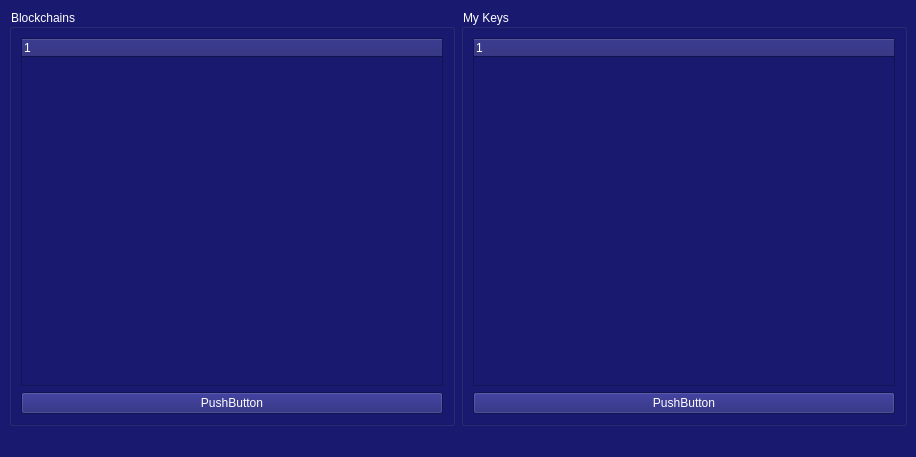
Above: qt-chain-admin/ChainAdmin/mainwindow.ui from nibblebits/MagicNet before the change. Below: the same form after it.
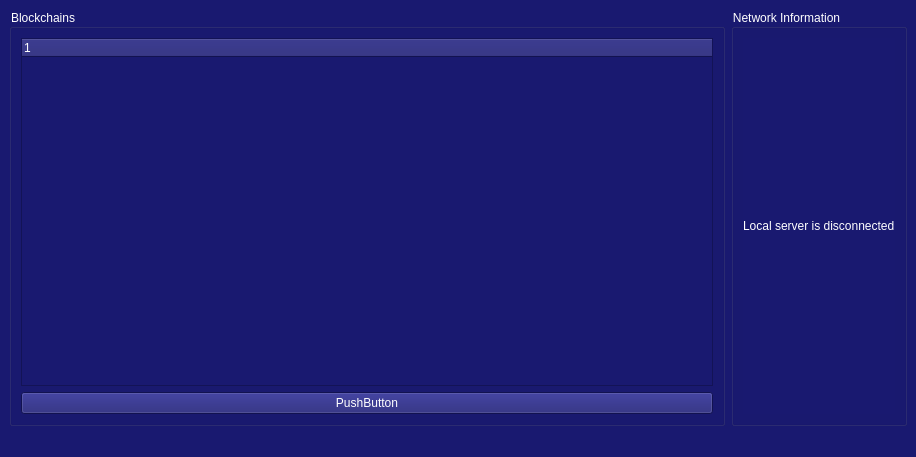
That is the form after the change.

The edit to the form file:
```diff
--- a/qt-chain-admin/ChainAdmin/mainwindow.ui
+++ b/qt-chain-admin/ChainAdmin/mainwindow.ui
@@ -47,22 +47,13 @@
     <item>
      <widget class="QGroupBox" name="groupBox_2">
       <property name="title">
-       <string>My Keys</string>
+       <string>Network Information</string>
       </property>
       <layout class="QVBoxLayout" name="verticalLayout_2">
        <item>
-        <widget class="QTreeWidget" name="treeWidget_2">
-         <column>
-          <property name="text">
-           <string notr="true">1</string>
-          </property>
-         </column>
-        </widget>
-       </item>
-       <item>
-        <widget class="QPushButton" name="pushButton_2">
+        <widget class="QLabel" name="serverStateLabel">
          <property name="text">
-          <string>PushButton</string>
+          <string>Local server is disconnected</string>
          </property>
         </widget>
        </item>
```
Left out of the diff: 2 changed lines with no effect on the pictures.
